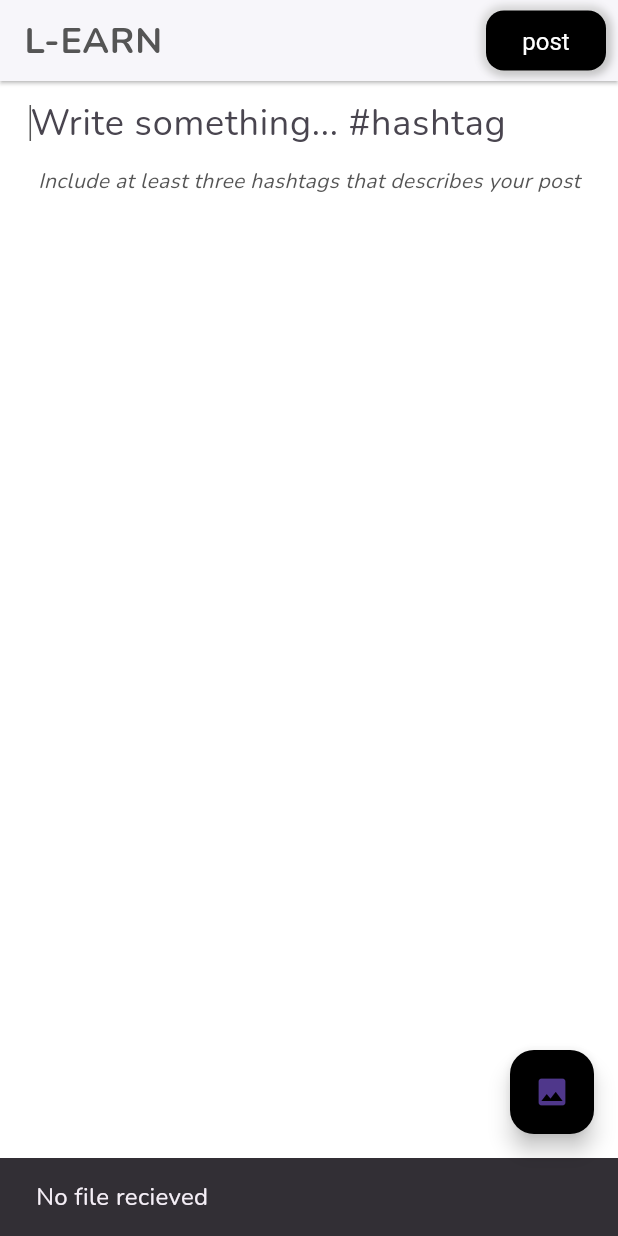
After one commit to Gospel011/L-Earn_Flutter, a Flutter app: the MakePostPage screen opened by its route, after a tap on the "image" icon, on a phone screen of 412 x 824 dp. The commit adds this screen. Run offline on Flutter 3.47's test engine with Material 3 defaults, Android fonts, the light colour scheme and no system bars; our stand-ins replace bloc, flutter_bloc, flutter_svg, image_picker; missing offline and left inert: dart:ffi.

Commit message:
Started the make post route

```diff
--- a/l_earn/lib/Presentation/Pages/emailVerification_page.dart
+++ b/l_earn/lib/Presentation/Pages/Auth_Pages/emailVerification_page.dart
@@ -14,7 +14,7 @@ import 'package:l_earn/BusinessLogic/AuthCubit/verification/verification_cubit.d
 import 'package:l_earn/Presentation/components/my_text_button.dart';
 import 'package:l_earn/utils/colors.dart';
 
-import '../../../utils/enums.dart';
+import '../../../../utils/enums.dart';
 
 class EmailVerificationPage extends StatelessWidget with AppBarMixin {
   EmailVerificationPage({super.key});
--- /dev/null
+++ b/l_earn/lib/Presentation/Pages/Home_Pages/Post_Action_Pages/normal_post_page.dart
@@ -0,0 +1,128 @@
+import 'dart:ffi';
+import 'dart:io';
+
+import 'package:flutter/material.dart';
+import 'package:image_picker/image_picker.dart';
+import 'package:l_earn/Presentation/components/display_image.dart';
+import 'package:l_earn/Presentation/components/my_container_button.dart';
+import 'package:l_earn/Presentation/components/my_elevated_button.dart';
+import 'package:l_earn/Presentation/components/my_textfield.dart';
+import 'package:l_earn/utils/enums.dart';
+
+import '../../../../utils/mixins.dart';
+import '../../../../utils/colors.dart';
+
+class MakePostPage extends StatefulWidget with AppBarMixin, ImageMixin {
+  const MakePostPage({super.key});
+
+  @override
+  State<MakePostPage> createState() => _MakePostPageState();
+}
+
+class _MakePostPageState extends State<MakePostPage> {
+  final TextEditingController _postText = TextEditingController();
+  final FocusNode _focusNode = FocusNode();
+  XFile? _pickedImage;
+
+  final OverlayPortalController _overlayPortalController =
+      OverlayPortalController();
+  final LayerLink _layerLink = LayerLink();
+
+  @override
+  Widget build(BuildContext context) {
+    //? Request focus
+    WidgetsBinding.instance.addPostFrameCallback(
+      (timeStamp) {
+        _focusNode.requestFocus();
+      },
+    );
+
+    return Scaffold(
+        appBar: widget.buildAppBar(context, actions: [
+          Align(
+            child: Padding(
+              padding: const EdgeInsets.only(right: 8.0),
+              child: MyContainerButton(
+                  text: 'post',
+                  onPressed: () {
+                    print("::: Posting your content ::::");
+                  }),
+            ),
+          )
+        ]),
+        floatingActionButton: CompositedTransformTarget(
+          link: _layerLink,
+          child: FloatingActionButton(
+            backgroundColor: AppColor.mainColorBlack,
+            onPressed: _getSingleImageFromSource,
+            child: OverlayPortal(
+              controller: _overlayPortalController,
+              overlayChildBuilder: (context) {
+                return Align(
+                    child: CompositedTransformFollower(
+                  link: _layerLink,
+                  offset: Offset(-200, -120),
+                  child: Container(
+                    decoration: BoxDecoration(
+                      color: Colors.white,
+                      boxShadow: [BoxShadow(color: AppColor.mainColorBlack.withOpacity(0.25), spreadRadius: 3, blurRadius: 3)]),
+                    child: const Column(
+                      mainAxisSize: MainAxisSize.min,
+                      children: [
+                        // ListTile(
+                        //   leading: Icon(Icons.camera), title: Text("Camera"),),
+                        // Divider(),
+                        // ListTile(leading: Icon(Icons.image), title: Text("Gallery"))
+                      ],
+                    ),
+                  ),
+                ));
+              },
+              child: const Icon(Icons.image),
+            ),
+          ),
+        ),
+        body: SingleChildScrollView(
+          child: Column(
+            children: [
+              //? TEXT
+              MyTextField(
+                hintText: "Write something... #hashtag",
+                focusNode: _focusNode,
+                controller: _postText,
+                maxLines: 20,
+                contentPadding:
+                    const EdgeInsets.symmetric(horizontal: 16, vertical: 16),
+                textFieldType: TextFieldType.post,
+              ),
+
+              const Padding(
+                padding: EdgeInsets.symmetric(horizontal: 16.0),
+                child: Text(
+                  "Include at least three hashtags that describes your post",
+                  style: TextStyle(fontStyle: FontStyle.italic, fontSize: 14),
+                ),
+              ),
+
+              //? IMAGE
+
+              Padding(
+                padding: const EdgeInsets.symmetric(horizontal: 16.0),
+                child: DisplayImage(pickedImage: _pickedImage),
+              )
+            ],
+          ),
+        ));
+  }
+
+  Future<void> _getSingleImageFromSource() async {
+    _pickedImage = await widget.getSingleImageFromSource(context);
+
+    if (_pickedImage != null) {
+      setState(() {});
+    } else if (context.mounted) {
+      ScaffoldMessenger.of(context)
+          .showSnackBar(const SnackBar(content: Text("No file recieved")));
+    }
+  }
+}
--- /dev/null
+++ b/l_earn/lib/Presentation/components/display_image.dart
@@ -0,0 +1,26 @@
+import 'dart:io';
+
+import 'package:flutter/material.dart';
+import 'package:image_picker/image_picker.dart';
+
+class DisplayImage extends StatelessWidget {
+  const DisplayImage({
+    super.key,
+    required XFile? pickedImage,
+  }) : _pickedImage = pickedImage;
+
+  final XFile? _pickedImage;
+
+  @override
+  Widget build(BuildContext context) {
+    return Container(
+        width: double.maxFinite,
+        constraints: const BoxConstraints(maxHeight: 500),
+        child: ClipRRect(
+            borderRadius: BorderRadius.circular(16),
+            child: _pickedImage != null ? Image.file(
+              File(_pickedImage!.path),
+              fit: BoxFit.fill,
+            ): const SizedBox()));
+  }
+}
--- /dev/null
+++ b/l_earn/lib/Presentation/components/my_container_button.dart
@@ -0,0 +1,41 @@
+import 'package:flutter/material.dart';
+import 'package:l_earn/Presentation/components/my_text_button.dart';
+
+class MyContainerButton extends StatelessWidget {
+  const MyContainerButton(
+      {super.key, required this.text, required this.onPressed});
+
+  final String text;
+  final void Function() onPressed;
+
+  @override
+  Widget build(BuildContext context) {
+    return GestureDetector(
+      // splashColor: Colors.white,
+      onTap: onPressed,
+      child: Container(
+        decoration: BoxDecoration(
+            color: Colors.black,
+            boxShadow: [
+              BoxShadow(
+                  color: Colors.grey.shade500,
+                  offset: const Offset(1, 1),
+                  spreadRadius: 1,
+                  blurRadius: 5),
+              BoxShadow(
+                  color: Colors.grey.shade300,
+                  offset: const Offset(-1, -1),
+                  spreadRadius: 1,
+                  blurRadius: 5),
+            ],
+            borderRadius: BorderRadius.circular(12)),
+        child: Padding(
+          padding: const EdgeInsets.all(8.0),
+          child: SizedBox(
+            height: 24,
+            child: MyTextButton(text: text, onPressed: onPressed, textcolor: Colors.white,)),
+        ),
+      ),
+    );
+  }
+}
--- a/l_earn/lib/Presentation/components/my_text_button.dart
+++ b/l_earn/lib/Presentation/components/my_text_button.dart
@@ -29,10 +29,12 @@ class _MyTextButtonState extends State<MyTextButton> {
       autofocus: true,
       onPressed: widget.onPressed,
       style: ButtonStyle(
+        padding: const MaterialStatePropertyAll(EdgeInsets.zero),
           foregroundColor:
               MaterialStatePropertyAll(widget.textcolor ?? AppColor.textColor),
           overlayColor: const MaterialStatePropertyAll(Colors.transparent),
           textStyle: MaterialStatePropertyAll(TextStyle(
+
               decoration: widget.textDecoration,
               fontWeight: widget.fontWeight ?? FontWeight.w400,
               fontSize: widget.fontSize ?? 16,
--- a/l_earn/lib/Presentation/components/my_textfield.dart
+++ b/l_earn/lib/Presentation/components/my_textfield.dart
@@ -18,7 +18,6 @@ class MyTextField extends StatelessWidget {
   final int? maxLines;
   final int? maxLength;
 
-
   const MyTextField(
       {super.key,
       this.textFieldType,
@@ -31,20 +30,37 @@ class MyTextField extends StatelessWidget {
       this.textAlign = TextAlign.start,
       this.onChanged,
       this.hintText,
-      this.maxLines,
+      this.maxLines = 0,
       this.obscureText});
 
   @override
   Widget build(BuildContext context) {
     return TextField(
       obscureText: obscureText ?? false,
-      maxLines: maxLines ?? 1,
+      maxLines: maxLines == 0 ? 1 : maxLines,
       maxLength: maxLength,
-      maxLengthEnforcement: maxLength != null ? MaxLengthEnforcement.enforced : null,
+      minLines: 1,
+      maxLengthEnforcement:
+          maxLength != null ? MaxLengthEnforcement.enforced : null,
       decoration: textFieldType == TextFieldType.otp
+            //*  INPUT DECORATION FOR OTP
           ? InputDecoration(
-              contentPadding: contentPadding ?? const EdgeInsets.symmetric(horizontal: 8))
-          : InputDecoration(hintText: hintText, contentPadding: contentPadding ?? const EdgeInsets.symmetric(horizontal: 8)),
+              contentPadding:
+                  contentPadding ?? const EdgeInsets.symmetric(horizontal: 8))
+          : textFieldType == TextFieldType.post
+              //*  INPUT DECORATION FOR POST
+              ? InputDecoration(
+                contentPadding: contentPadding,
+                hintText: hintText,
+                  enabledBorder:
+                      const OutlineInputBorder(borderSide: BorderSide.none),
+                  focusedBorder:
+                      const OutlineInputBorder(borderSide: BorderSide.none))
+              //*  INPUT DECORATION FOR OTHER TEXTFIELD TYPE
+              : InputDecoration(
+                  hintText: hintText,
+                  contentPadding: contentPadding ??
+                      const EdgeInsets.symmetric(horizontal: 8)),
       controller: controller,
       focusNode: focusNode,
       textAlign: textFieldType == TextFieldType.otp
@@ -52,8 +68,9 @@ class MyTextField extends StatelessWidget {
           : TextAlign.start,
       cursorColor: AppColor.textColor, //? default theme
       cursorWidth: cursorWidth, //? default cursor width
-      keyboardType:
-          textFieldType == TextFieldType.otp ? TextInputType.number : keyboardType,
+      keyboardType: textFieldType == TextFieldType.otp
+          ? TextInputType.number
+          : keyboardType,
       inputFormatters: textFieldType == TextFieldType.otp
           ? [
               FilteringTextInputFormatter.digitsOnly,
--- a/l_earn/lib/Presentation/route_generator.dart
+++ b/l_earn/lib/Presentation/route_generator.dart
@@ -2,14 +2,17 @@ import 'package:flutter/material.dart';
 import 'package:flutter_bloc/flutter_bloc.dart';
 import 'package:l_earn/BusinessLogic/AuthCubit/timer/timer_cubit.dart';
 import 'package:l_earn/BusinessLogic/AuthCubit/verification/verification_cubit.dart';
-import 'package:l_earn/Presentation/Pages/emailVerification_page.dart';
+import 'package:l_earn/Presentation/Pages/Auth_Pages/emailVerification_page.dart';
+import 'package:l_earn/Presentation/Pages/Auth_Pages/forgot_password_page.dart';
+import 'package:l_earn/Presentation/Pages/Auth_Pages/login_page.dart';
+import 'package:l_earn/Presentation/Pages/Auth_Pages/reset_password_page.dart';
+import 'package:l_earn/Presentation/Pages/Auth_Pages/signup_page.dart';
+import 'package:l_earn/Presentation/Pages/Home_Pages/Post_Action_Pages/create_an_event_page.dart';
+import 'package:l_earn/Presentation/Pages/Home_Pages/Post_Action_Pages/create_tutorial_page.dart';
+import 'package:l_earn/Presentation/Pages/Home_Pages/Post_Action_Pages/normal_post_page.dart';
 
 import 'package:l_earn/Presentation/Pages/Home_Pages/home_page.dart';
-import 'package:l_earn/Presentation/Pages/error_page.dart';
-import 'package:l_earn/Presentation/Pages/forgot_password_page.dart';
-import 'package:l_earn/Presentation/Pages/login_page.dart';
-import 'package:l_earn/Presentation/Pages/reset_password_page.dart';
-import 'package:l_earn/Presentation/Pages/signup_page.dart';
+
 
 class RouteGenerator {
   static TimerCubit timerCubit = TimerCubit();
@@ -23,6 +26,23 @@ class RouteGenerator {
         return MaterialPageRoute(builder: (_) {
           print('/login from route generator');
           return const LoginPage();
+        });
+      case '/make-post':
+        return MaterialPageRoute(builder: (_) {
+          print('${settings.name} from route generator');
+          return const MakePostPage();
+        });
+
+      case '/create-tutorial':
+        return MaterialPageRoute(builder: (_) {
+          print('${settings.name} from route generator');
+          return const CreateTutorialPage();
+        });
+
+      case '/create-event':
+        return MaterialPageRoute(builder: (_) {
+          print('/create-event from route generator');
+          return const CreateEventPage();
         });
 
       //? HOME PAGE
--- a/l_earn/lib/utils/enums.dart
+++ b/l_earn/lib/utils/enums.dart
@@ -1,3 +1,3 @@
 enum Role {user, admin}
 enum Gender {male, female}
-enum TextFieldType { otp }
+enum TextFieldType { otp, post }
--- a/l_earn/lib/utils/mixins.dart
+++ b/l_earn/lib/utils/mixins.dart
@@ -1,4 +1,5 @@
 import 'package:flutter/material.dart';
+import 'package:image_picker/image_picker.dart';
 import 'package:l_earn/utils/colors.dart';
 
 mixin AppBarMixin {
@@ -19,18 +20,31 @@ mixin AppBarMixin {
                   color: AppColor.textColor, fontWeight: FontWeight.bold),
             )
           : null,
-      actions: actions ?? [
-
-
-        //! If close and actions is included, don't show close, only show
-        //! actions
-        includeClose == true ? IconButton(
-            onPressed: () {
-               closeButtonOnpressed == null ? Navigator.pushNamedAndRemoveUntil(
-                  context, '/', (route) => false) : closeButtonOnpressed();
-            },
-            icon: const Icon(Icons.close_rounded)) : const SizedBox()
-      ],
+      actions: actions ??
+          [
+            //! If close and actions is included, don't show close, only show
+            //! actions
+            includeClose == true
+                ? IconButton(
+                    onPressed: () {
+                      closeButtonOnpressed == null
+                          ? Navigator.pushNamedAndRemoveUntil(
+                              context, '/', (route) => false)
+                          : closeButtonOnpressed();
+                    },
+                    icon: const Icon(Icons.close_rounded))
+                : const SizedBox()
+          ],
     );
   }
 }
+
+mixin ImageMixin {
+  Future<XFile?> getSingleImageFromSource(BuildContext context) async {
+    XFile? pickedImage =
+        await ImagePicker().pickImage(source: ImageSource.gallery);
+
+
+    return pickedImage;
+  }
+}
```
Also changed, not shown: l_earn/lib/Presentation/Pages/Home_Pages/Post_Action_Pages/create_an_event_page.dart (added, +17 -0 lines), l_earn/lib/Presentation/Pages/Home_Pages/Post_Action_Pages/create_tutorial_page.dart (added, +17 -0 lines), l_earn/lib/Presentation/Pages/Home_Pages/home_page.dart (+28 -16 lines), l_earn/lib/Presentation/components/my_drawer.dart (+4 -27 lines), l_earn/pubspec.yaml (+6 -13 lines), l_earn/lib/Presentation/Pages/Auth_Pages/forgot_password_page.dart (renamed from l_earn/lib/Presentation/Pages/forgot_password_page.dart), l_earn/lib/Presentation/Pages/Auth_Pages/login_page.dart (renamed from l_earn/lib/Presentation/Pages/login_page.dart), l_earn/lib/Presentation/Pages/Auth_Pages/reset_password_page.dart (renamed from l_earn/lib/Presentation/Pages/reset_password_page.dart), l_earn/lib/Presentation/Pages/Auth_Pages/signup_page.dart (renamed from l_earn/lib/Presentation/Pages/signup_page.dart), l_earn/pubspec.lock, 5 other files.
